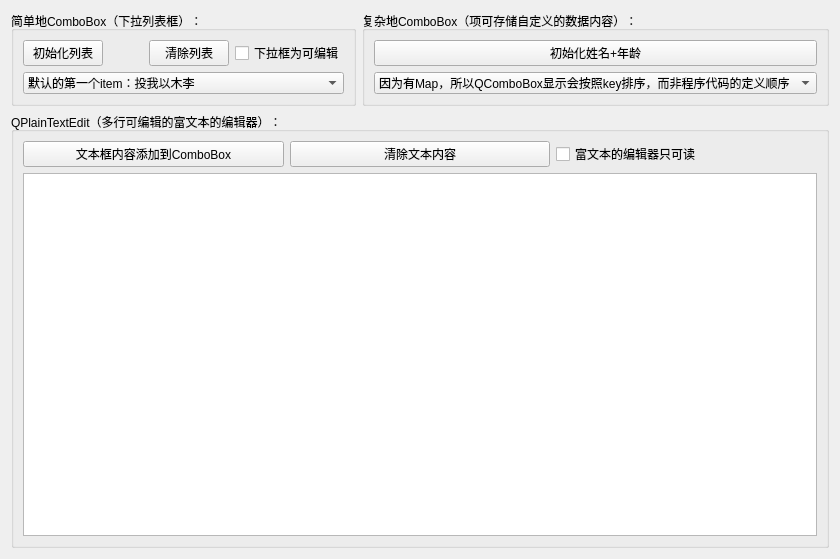
Above: src/Runtime/Series/h_ExQcomboBox/ExQcomboBox.ui from StoneHappy/Qt-begin before the change. Below: the same form after it.
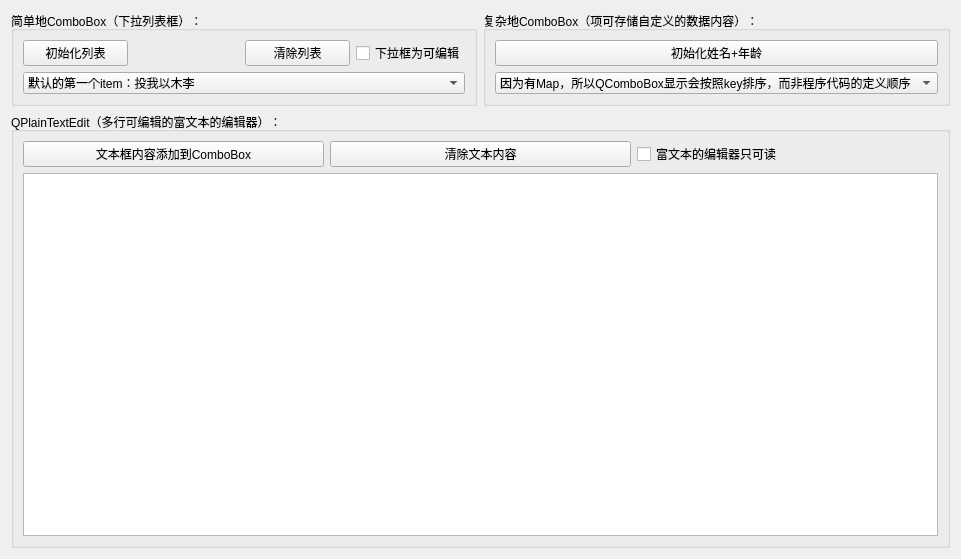
That is the form after the change. Icons and pictures are not drawn.

Commit message: ✨ feat: add icon

The edit to the form file:
```diff
--- a/src/Runtime/Series/h_ExQcomboBox/ExQcomboBox.ui
+++ b/src/Runtime/Series/h_ExQcomboBox/ExQcomboBox.ui
@@ -6,7 +6,7 @@
    <rect>
     <x>0</x>
     <y>0</y>
-    <width>840</width>
+    <width>961</width>
     <height>559</height>
    </rect>
   </property>
```
Left out of the diff: 24 changed lines with no effect on the pictures.
